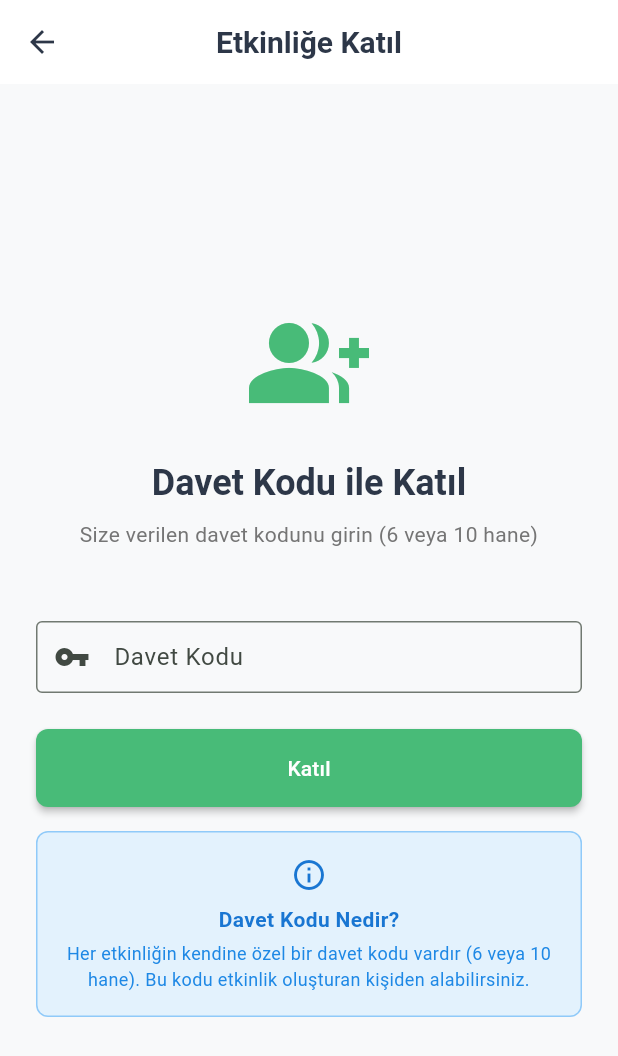
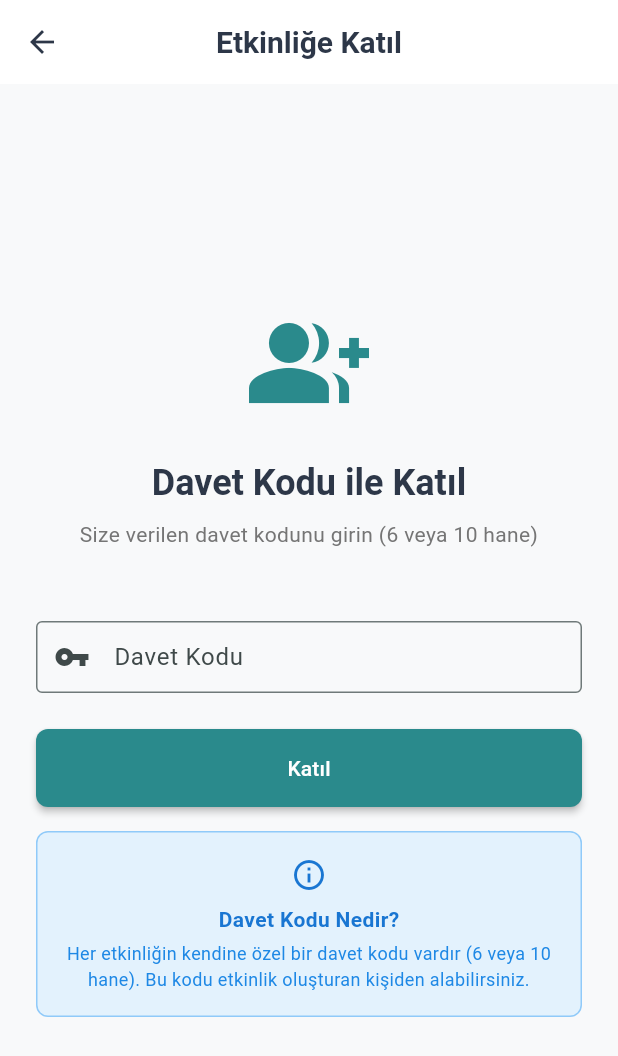
Before and after one commit to mr-dokur-QA/hayirhah, a Flutter app: the DashboardScreen screen opened directly, after a tap on "Etkinliğe Katıl", on a phone screen of 412 x 824 dp. Shown: the top 1056 px of the screen. Run offline on Flutter 3.47's test engine with Material 3 defaults, Android fonts, the phone set to English and light mode, and no system bars; our stand-ins replace connectivity_plus, dio, firebase_core, firebase_messaging, flutter_compass, flutter_local_notifications and 7 more; accounts and stored records are empty; network calls fail.

Commit message:
images updted

```diff
--- a/lib/screens/auth/login_screen.dart
+++ b/lib/screens/auth/login_screen.dart
@@ -313,7 +313,7 @@ class _LoginScreenState extends State<LoginScreen> {
                     'assets/images/hayirhah-app-pp.png',
                     width: 96,
                     height: 96,
-                    fit: BoxFit.cover,
+                    fit: BoxFit.contain,
                   ),
                 ),
                 const SizedBox(height: 24),
--- a/lib/screens/dashboard/dashboard_screen.dart
+++ b/lib/screens/dashboard/dashboard_screen.dart
@@ -78,10 +78,14 @@ class _DashboardScreenState extends State<DashboardScreen> {
                 ),
                 child: Column(
                   children: [
-                    Icon(
-                      Icons.mosque,
-                      size: 48,
-                      color: Theme.of(context).colorScheme.primary,
+                    ClipRRect(
+                      borderRadius: BorderRadius.circular(16),
+                      child: Image.asset(
+                        'assets/images/hayirhah-app-pp.png',
+                        width: 72,
+                        height: 72,
+                        fit: BoxFit.contain,
+                      ),
                     ),
                     const SizedBox(height: 12),
                     Text(
--- a/lib/services/theme_service.dart
+++ b/lib/services/theme_service.dart
@@ -12,16 +12,17 @@ class ThemeService extends ChangeNotifier {
   bool get isDarkMode => _isDarkMode;
 
   // Light theme colors
-  static const Color _primaryLight = Color(0xFF48BB78);
-  static const Color _primaryDarkLight = Color(0xFF2F855A);
+  // Updated to match app logo's teal tone
+  static const Color _primaryLight = Color(0xFF2A8A8C);
+  static const Color _primaryDarkLight = Color(0xFF1F6F73);
   static const Color _backgroundLight = Color(0xFFF8F9FA);
   static const Color _surfaceLight = Colors.white;
   static const Color _textLight = Color(0xFF2D3748);
   static const Color _secondaryTextLight = Color(0xFF4A5568);
 
   // Dark theme colors
-  static const Color _primaryDark = Color(0xFF68D391);
-  static const Color _primaryDarkDark = Color(0xFF48BB78);
+  static const Color _primaryDark = Color(0xFF4FB5B8);
+  static const Color _primaryDarkDark = Color(0xFF2A8A8C);
   static const Color _backgroundDark = Color(0xFF1A202C);
   static const Color _surfaceDark = Color(0xFF2D3748);
   static const Color _textDark = Colors.white;
```
Also changed, not shown: 22 other files.
